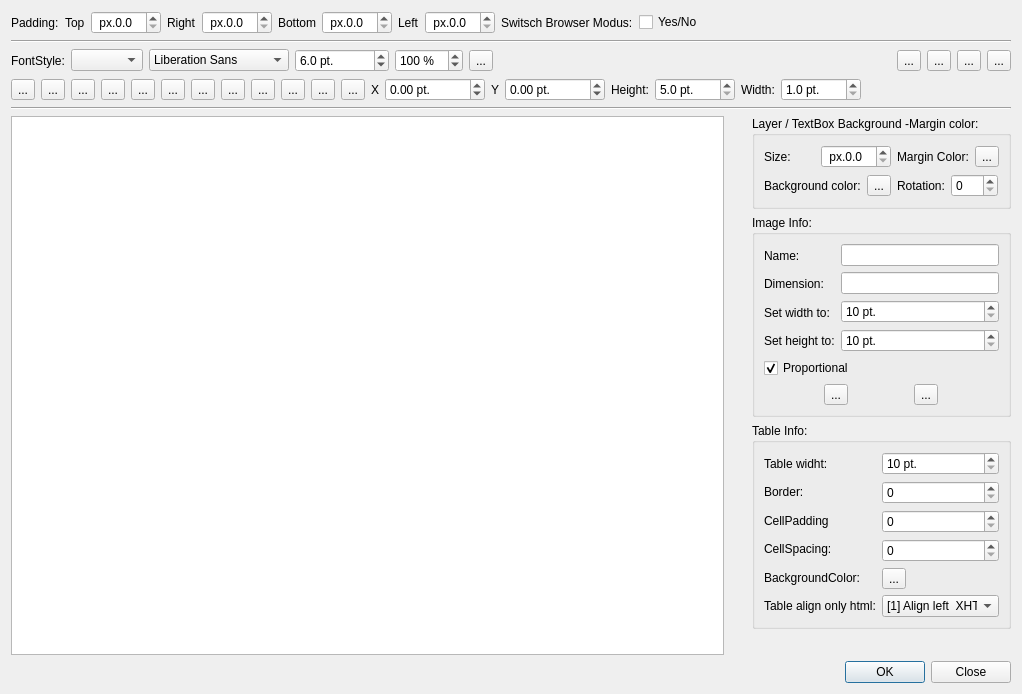
Above: fop_miniscribus.1.0.0/src/ui/wymtext.ui from google-code-export/fop-miniscribus before the change. Below: the same form after it.
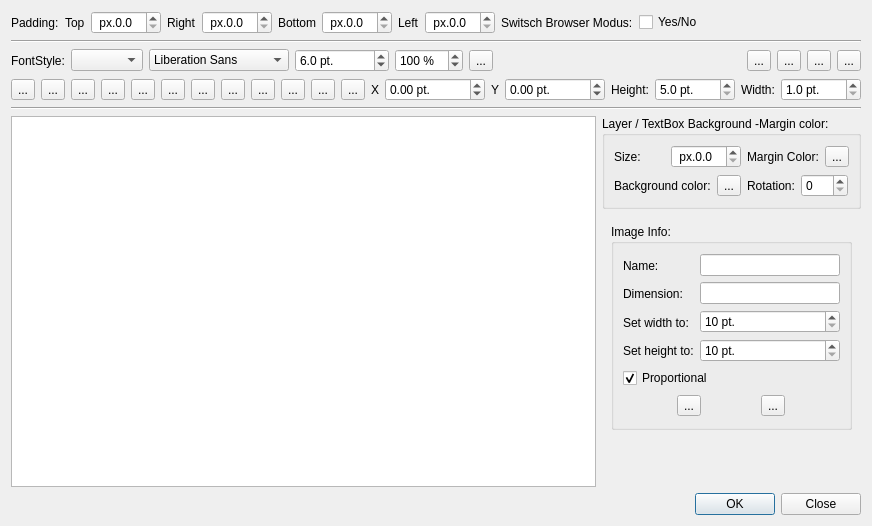
That is the form after the change. The open tabs and pages were chosen to show the change. Icons and pictures are not drawn. Custom widgets are drawn as their Qt base class.

```diff
--- a/fop_miniscribus.1.0.0/src/ui/wymtext.ui
+++ b/fop_miniscribus.1.0.0/src/ui/wymtext.ui
@@ -8,8 +8,8 @@
    <rect>
     <x>0</x>
     <y>0</y>
-    <width>1022</width>
-    <height>694</height>
+    <width>853</width>
+    <height>526</height>
    </rect>
   </property>
   <property name="focusPolicy" >
@@ -25,7 +25,7 @@
    <string/>
   </property>
   <layout class="QGridLayout" >
-   <item row="0" column="0" colspan="3" >
+   <item row="0" column="0" colspan="2" >
     <layout class="QHBoxLayout" >
      <item>
       <widget class="QLabel" name="label_2" >
@@ -149,14 +149,14 @@
      </item>
     </layout>
    </item>
-   <item row="1" column="0" colspan="3" >
+   <item row="1" column="0" colspan="2" >
     <widget class="Line" name="line_2" >
      <property name="orientation" >
       <enum>Qt::Horizontal</enum>
      </property>
     </widget>
    </item>
-   <item row="2" column="0" colspan="3" >
+   <item row="2" column="0" colspan="2" >
     <layout class="QHBoxLayout" >
      <item>
       <widget class="QLabel" name="label" >
@@ -335,7 +335,7 @@
      </item>
     </layout>
    </item>
-   <item row="3" column="0" colspan="3" >
+   <item row="3" column="0" colspan="2" >
     <layout class="QHBoxLayout" >
      <item>
       <widget class="QToolButton" name="Vol_1" >
@@ -678,34 +678,23 @@
      </item>
     </layout>
    </item>
-   <item row="4" column="0" colspan="3" >
+   <item row="4" column="0" colspan="2" >
     <widget class="Line" name="line" >
      <property name="orientation" >
       <enum>Qt::Horizontal</enum>
      </property>
     </widget>
    </item>
-   <item rowspan="4" row="5" column="0" >
+   <item row="5" column="0" >
     <widget class="QVimedit" name="wtxt" >
      <property name="readOnly" >
       <bool>false</bool>
      </property>
     </widget>
    </item>
-   <item rowspan="4" row="5" column="1" >
-    <spacer>
-     <property name="orientation" >
-      <enum>Qt::Vertical</enum>
-     </property>
-     <property name="sizeHint" >
-      <size>
-       <width>16</width>
-       <height>325</height>
-      </size>
-     </property>
-    </spacer>
-   </item>
-   <item row="5" column="2" >
+   <item row="5" column="1" >
+    <layout class="QVBoxLayout" >
+     <item>
     <widget class="QGroupBox" name="groupBox_2" >
      <property name="maximumSize" >
       <size>
@@ -831,12 +820,25 @@
      </layout>
     </widget>
    </item>
-   <item row="6" column="2" >
+     <item>
+      <widget class="QStackedWidget" name="stackedWidget" >
+       <property name="maximumSize" >
+        <size>
+         <width>259</width>
+         <height>16777215</height>
+        </size>
+       </property>
+       <property name="currentIndex" >
+        <number>1</number>
+       </property>
+       <widget class="QWidget" name="page" >
+        <layout class="QGridLayout" >
+         <item row="0" column="0" >
     <widget class="QGroupBox" name="imagegr" >
      <property name="maximumSize" >
       <size>
-       <width>259</width>
-       <height>16777215</height>
+             <width>250</width>
+             <height>500</height>
       </size>
      </property>
      <property name="title" >
@@ -988,11 +990,15 @@
      </layout>
     </widget>
    </item>
-   <item row="7" column="2" >
+        </layout>
+       </widget>
+       <widget class="QWidget" name="page_2" >
+        <layout class="QGridLayout" >
+         <item row="0" column="0" >
     <widget class="QGroupBox" name="tablegr" >
      <property name="maximumSize" >
       <size>
-       <width>259</width>
+             <width>250</width>
        <height>16777215</height>
       </size>
      </property>
@@ -1126,20 +1132,26 @@
      </layout>
     </widget>
    </item>
-   <item row="8" column="2" >
+        </layout>
+       </widget>
+      </widget>
+     </item>
+     <item>
     <spacer>
      <property name="orientation" >
       <enum>Qt::Vertical</enum>
      </property>
      <property name="sizeHint" >
       <size>
-       <width>11</width>
-       <height>11</height>
+         <width>20</width>
+         <height>40</height>
       </size>
      </property>
     </spacer>
    </item>
-   <item row="9" column="0" colspan="3" >
+    </layout>
+   </item>
+   <item row="6" column="0" colspan="2" >
     <layout class="QHBoxLayout" >
      <item>
       <spacer>
```
Lines whose indentation alone changed are shown as unchanged.
